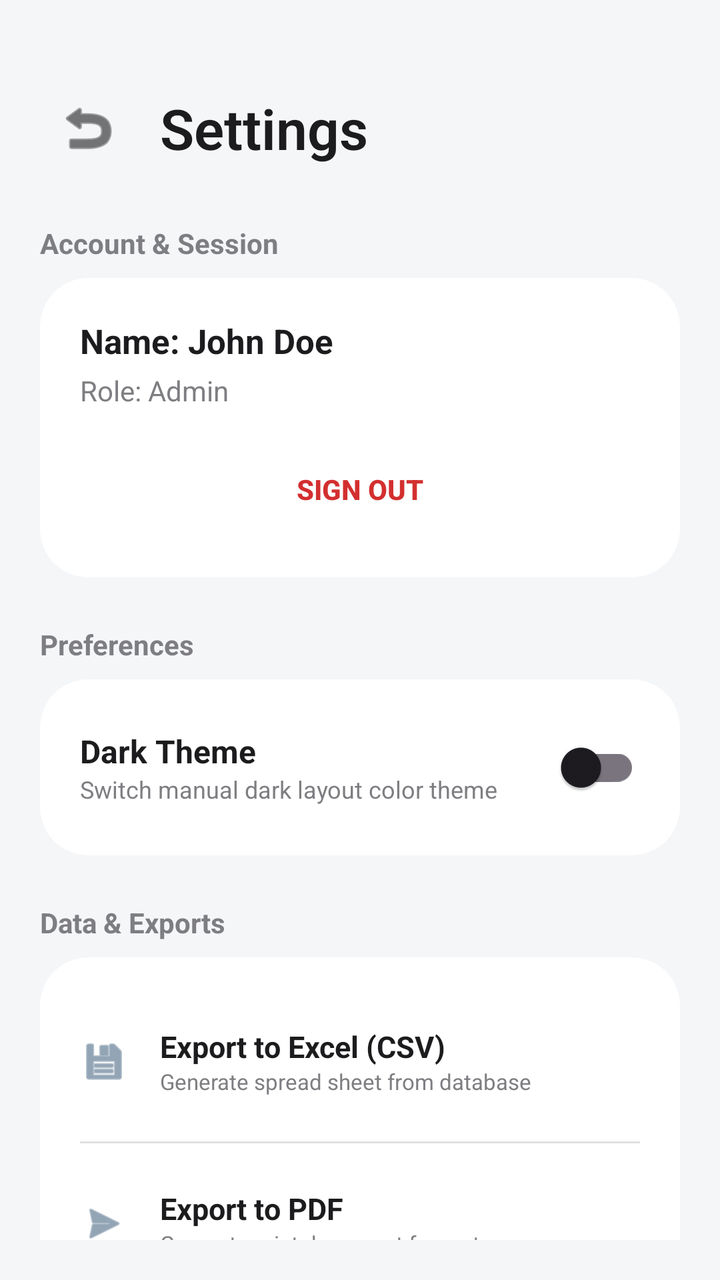
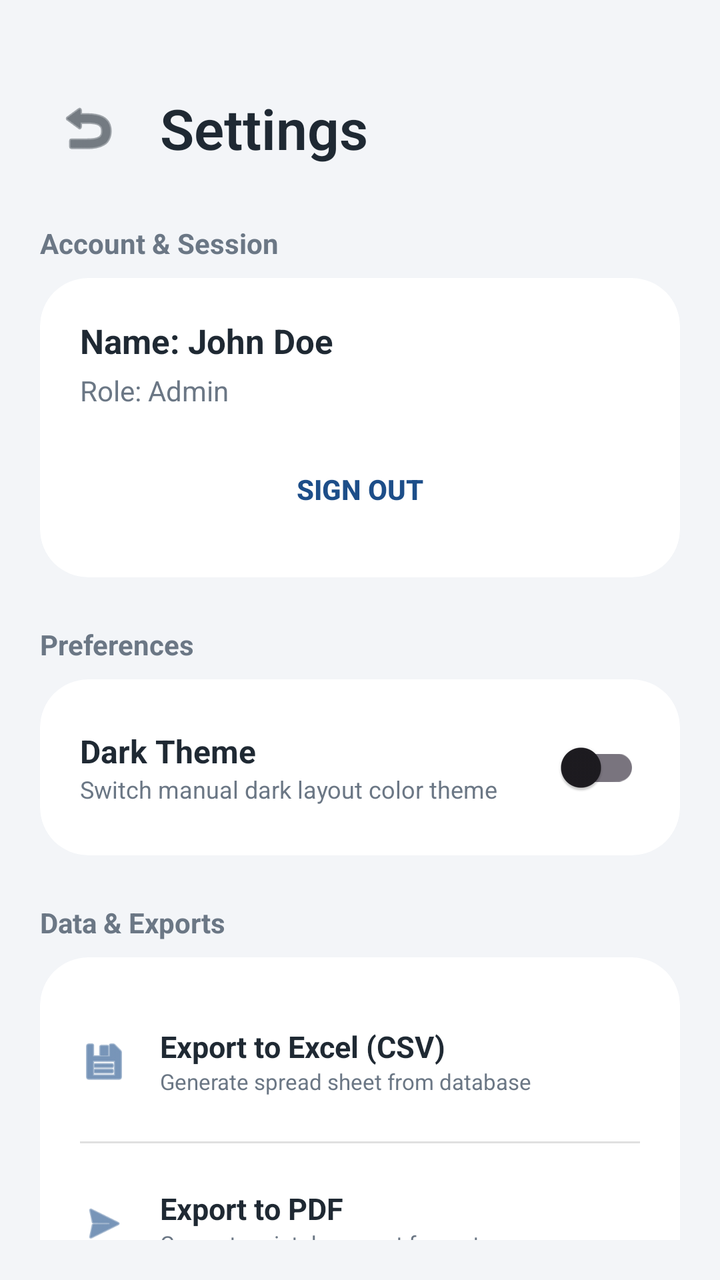

Screens rendered from an Android XML layout before and after an edit, with the pre-edit source and the edit as a unified diff.
<!-- AndroidManifest.xml: application theme Theme.DivineRoster -->
<!-- res/layout/activity_settings.xml -->
<?xml version="1.0" encoding="utf-8"?>
<LinearLayout xmlns:android="http://schemas.android.com/apk/res/android"
    xmlns:app="http://schemas.android.com/apk/res-auto"
    android:layout_width="match_parent"
    android:layout_height="match_parent"
    android:orientation="vertical"
    android:padding="20dp"
    android:background="?android:windowBackground">

    
    <LinearLayout
        android:layout_width="match_parent"
        android:layout_height="wrap_content"
        android:orientation="horizontal"
        android:gravity="center_vertical"
        android:layout_marginTop="20dp"
        android:layout_marginBottom="24dp">

        <ImageButton
            android:id="@+id/btnBack"
            android:layout_width="48dp"
            android:layout_height="48dp"
            android:background="?android:attr/selectableItemBackgroundBorderless"
            android:src="@android:drawable/ic_menu_revert"
            app:tint="?android:textColorPrimary" />

        <TextView
            android:layout_width="wrap_content"
            android:layout_height="wrap_content"
            android:text="Settings"
            android:textSize="28sp"
            android:textStyle="bold"
            android:textColor="?android:textColorPrimary"
            android:layout_marginStart="12dp"
            android:fontFamily="sans-serif-light" />
    </LinearLayout>

    <androidx.core.widget.NestedScrollView
        android:layout_width="match_parent"
        android:layout_height="match_parent">

        <LinearLayout
            android:layout_width="match_parent"
            android:layout_height="wrap_content"
            android:orientation="vertical">

            
            <TextView
                android:layout_width="wrap_content"
                android:layout_height="wrap_content"
                android:text="Account &amp; Session"
                android:textColor="?android:textColorSecondary"
                android:textSize="14sp"
                android:textStyle="bold"
                android:layout_marginBottom="8dp" />

            <androidx.cardview.widget.CardView
                android:layout_width="match_parent"
                android:layout_height="wrap_content"
                app:cardCornerRadius="24dp"
                app:cardElevation="0dp"
                app:cardBackgroundColor="?attr/cardBackgroundColor"
                android:layout_marginBottom="24dp">

                <LinearLayout
                    android:layout_width="match_parent"
                    android:layout_height="wrap_content"
                    android:orientation="vertical"
                    android:padding="20dp">

                    <TextView
                        android:id="@+id/tvUsername"
                        android:layout_width="wrap_content"
                        android:layout_height="wrap_content"
                        android:text="Name: John Doe"
                        android:textColor="?android:textColorPrimary"
                        android:textSize="17sp"
                        android:textStyle="bold" />

                    <TextView
                        android:id="@+id/tvRole"
                        android:layout_width="wrap_content"
                        android:layout_height="wrap_content"
                        android:text="Role: Admin"
                        android:textColor="?android:textColorSecondary"
                        android:textSize="14sp"
                        android:layout_marginTop="4dp" />

                    <Button
                        android:id="@+id/btnLogout"
                        android:layout_width="match_parent"
                        android:layout_height="48dp"
                        android:layout_marginTop="16dp"
                        android:text="Sign Out"
                        android:textStyle="bold"
                        android:textSize="14sp"
                        android:textColor="#D32F2F"
                        android:background="?android:attr/selectableItemBackground"
                        style="?android:attr/borderlessButtonStyle" />
                </LinearLayout>
            </androidx.cardview.widget.CardView>

            
            <TextView
                android:layout_width="wrap_content"
                android:layout_height="wrap_content"
                android:text="Preferences"
                android:textColor="?android:textColorSecondary"
                android:textSize="14sp"
                android:textStyle="bold"
                android:layout_marginBottom="8dp" />

            <androidx.cardview.widget.CardView
                android:layout_width="match_parent"
                android:layout_height="wrap_content"
                app:cardCornerRadius="24dp"
                app:cardElevation="0dp"
                app:cardBackgroundColor="?attr/cardBackgroundColor"
                android:layout_marginBottom="24dp">

                <LinearLayout
                    android:layout_width="match_parent"
                    android:layout_height="wrap_content"
                    android:orientation="vertical"
                    android:padding="20dp">

                    
                    <LinearLayout
                        android:layout_width="match_parent"
                        android:layout_height="wrap_content"
                        android:orientation="horizontal"
                        android:gravity="center_vertical">

                        <LinearLayout
                            android:layout_width="0dp"
                            android:layout_height="wrap_content"
                            android:layout_weight="1"
                            android:orientation="vertical">

                            <TextView
                                android:layout_width="wrap_content"
                                android:layout_height="wrap_content"
                                android:text="Dark Theme"
                                android:textColor="?android:textColorPrimary"
                                android:textSize="16sp"
                                android:textStyle="bold" />

                            <TextView
                                android:layout_width="wrap_content"
                                android:layout_height="wrap_content"
                                android:text="Switch manual dark layout color theme"
                                android:textColor="?android:textColorSecondary"
                                android:textSize="12sp" />
                        </LinearLayout>

                        <com.google.android.material.switchmaterial.SwitchMaterial
                            android:id="@+id/switchDarkMode"
                            android:layout_width="wrap_content"
                            android:layout_height="wrap_content"
                            android:minHeight="48dp" />
                    </LinearLayout>
                </LinearLayout>
            </androidx.cardview.widget.CardView>

            
            <TextView
                android:layout_width="wrap_content"
                android:layout_height="wrap_content"
                android:text="Data &amp; Exports"
                android:textColor="?android:textColorSecondary"
                android:textSize="14sp"
                android:textStyle="bold"
                android:layout_marginBottom="8dp" />

            <androidx.cardview.widget.CardView
                android:layout_width="match_parent"
                android:layout_height="wrap_content"
                app:cardCornerRadius="24dp"
                app:cardElevation="0dp"
                app:cardBackgroundColor="?attr/cardBackgroundColor"
                android:layout_marginBottom="40dp">

                <LinearLayout
                    android:layout_width="match_parent"
                    android:layout_height="wrap_content"
                    android:orientation="vertical"
                    android:padding="20dp">

                    
                    <LinearLayout
                        android:id="@+id/btnExportCsv"
                        android:layout_width="match_parent"
                        android:layout_height="64dp"
                        android:orientation="horizontal"
                        android:gravity="center_vertical"
                        android:clickable="true"
                        android:focusable="true"
                        android:background="?android:attr/selectableItemBackground">

                        <ImageView
                            android:layout_width="24dp"
                            android:layout_height="24dp"
                            android:src="@android:drawable/ic_menu_save"
                            app:tint="@color/primary" />

                        <LinearLayout
                            android:layout_width="0dp"
                            android:layout_height="wrap_content"
                            android:layout_weight="1"
                            android:layout_marginStart="16dp"
                            android:orientation="vertical">

                            <TextView
                                android:layout_width="wrap_content"
                                android:layout_height="wrap_content"
                                android:text="Export to Excel (CSV)"
                                android:textColor="?android:textColorPrimary"
                                android:textSize="15sp"
                                android:textStyle="bold" />

                            <TextView
                                android:layout_width="wrap_content"
                                android:layout_height="wrap_content"
                                android:text="Generate spread sheet from database"
                                android:textColor="?android:textColorSecondary"
                                android:textSize="11sp" />
                        </LinearLayout>
                    </LinearLayout>

                    <View
                        android:layout_width="match_parent"
                        android:layout_height="1dp"
                        android:background="#1F000000"
                        android:layout_marginVertical="8dp" />

                    
                    <LinearLayout
                        android:id="@+id/btnExportPdf"
                        android:layout_width="match_parent"
                        android:layout_height="64dp"
                        android:orientation="horizontal"
                        android:gravity="center_vertical"
                        android:clickable="true"
                        android:focusable="true"
                        android:background="?android:attr/selectableItemBackground">

                        <ImageView
                            android:layout_width="24dp"
                            android:layout_height="24dp"
                            android:src="@android:drawable/ic_menu_send"
                            app:tint="@color/primary" />

                        <LinearLayout
                            android:layout_width="0dp"
                            android:layout_height="wrap_content"
                            android:layout_weight="1"
                            android:layout_marginStart="16dp"
                            android:orientation="vertical">

                            <TextView
                                android:layout_width="wrap_content"
                                android:layout_height="wrap_content"
                                android:text="Export to PDF"
                                android:textColor="?android:textColorPrimary"
                                android:textSize="15sp"
                                android:textStyle="bold" />

                            <TextView
                                android:layout_width="wrap_content"
                                android:layout_height="wrap_content"
                                android:text="Generate print document for rosters"
                                android:textColor="?android:textColorSecondary"
                                android:textSize="11sp" />
                        </LinearLayout>
                    </LinearLayout>

                </LinearLayout>
            </androidx.cardview.widget.CardView>

        </LinearLayout>
    </androidx.core.widget.NestedScrollView>

</LinearLayout>
<!-- resources referenced by this layout -->
<resources>
  <color name="primary">#4A6984</color>
  <style name="Theme.DivineRoster" parent="Theme.Material3.DayNight.NoActionBar">
          <item name="colorPrimary">@color/primary</item>
          <item name="colorPrimaryDark">@color/primary_dark</item>
          <item name="colorSecondary">@color/accent</item>
          <item name="android:windowBackground">@color/light_bg</item>
          <item name="cardBackgroundColor">@color/light_card</item>
          <item name="android:textColorPrimary">@color/light_text</item>
          <item name="android:textColorSecondary">@color/light_text_secondary</item>
      </style>
  <color name="primary_dark">#2C4257</color>
  <color name="accent">#6C8EBF</color>
  <color name="light_bg">#F4F6F8</color>
  <color name="light_card">#FFFFFF</color>
  <color name="light_text">#1C1C1E</color>
  <color name="light_text_secondary">#7E7E82</color>
</resources>

<!-- the commit's change to res/layout/activity_settings.xml (unified diff, before → after) -->
@@ -94,7 +94,7 @@
                         android:text="Sign Out"
                         android:textStyle="bold"
                         android:textSize="14sp"
-                        android:textColor="#D32F2F"
+                        android:textColor="@color/primary"
                         android:background="?android:attr/selectableItemBackground"
                         style="?android:attr/borderlessButtonStyle" />
                 </LinearLayout>
<!-- resource entries referenced after the edit -->
@@ -1,6 +1,6 @@
 <!-- resources referenced by this layout -->
 <resources>
-  <color name="primary">#4A6984</color>
+  <color name="primary">#1D4E89</color>
   <style name="Theme.DivineRoster" parent="Theme.Material3.DayNight.NoActionBar">
           <item name="colorPrimary">@color/primary</item>
           <item name="colorPrimaryDark">@color/primary_dark</item>
@@ -10,11 +10,11 @@
           <item name="android:textColorPrimary">@color/light_text</item>
           <item name="android:textColorSecondary">@color/light_text_secondary</item>
       </style>
-  <color name="primary_dark">#2C4257</color>
-  <color name="accent">#6C8EBF</color>
-  <color name="light_bg">#F4F6F8</color>
+  <color name="primary_dark">#12365F</color>
+  <color name="accent">#3B82C4</color>
+  <color name="light_bg">#F3F5F8</color>
   <color name="light_card">#FFFFFF</color>
-  <color name="light_text">#1C1C1E</color>
-  <color name="light_text_secondary">#7E7E82</color>
+  <color name="light_text">#1F2933</color>
+  <color name="light_text_secondary">#6B7785</color>
 </resources>
 
